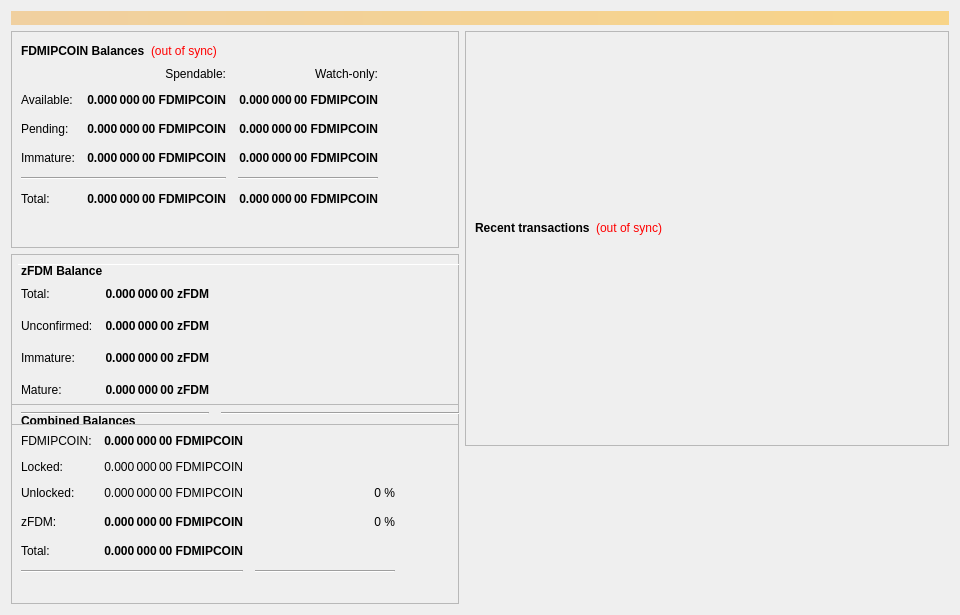
Qt form src/qt/forms/overviewpage.ui (magocoin/fundamental) before a commit.
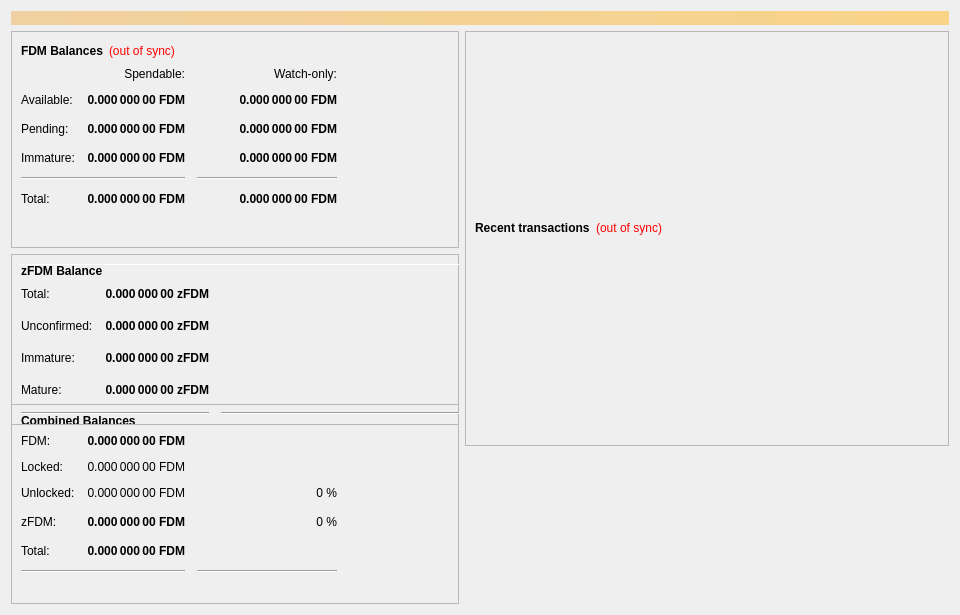
The same form after that commit.

```diff
--- a/src/qt/forms/overviewpage.ui
+++ b/src/qt/forms/overviewpage.ui
@@ -60,7 +60,7 @@
                </font>
               </property>
               <property name="text">
-               <string>FDMIPCOIN Balances</string>
+               <string>FDM Balances</string>
               </property>
              </widget>
             </item>
@@ -118,7 +118,7 @@
                <string>Unconfirmed transactions to watch-only addresses</string>
               </property>
               <property name="text">
-               <string notr="true">0.000 000 00 FDMIPCOIN</string>
+               <string notr="true">0.000 000 00 FDM</string>
               </property>
               <property name="alignment">
                <set>Qt::AlignRight|Qt::AlignTrailing|Qt::AlignVCenter</set>
@@ -143,7 +143,7 @@
                <string>Total of transactions that have yet to be confirmed, and do not yet count toward the spendable balance</string>
               </property>
               <property name="text">
-               <string notr="true">0.000 000 00 FDMIPCOIN</string>
+               <string notr="true">0.000 000 00 FDM</string>
               </property>
               <property name="alignment">
                <set>Qt::AlignRight|Qt::AlignTrailing|Qt::AlignVCenter</set>
@@ -168,7 +168,7 @@
                <string>Staked or masternode rewards in watch-only addresses that has not yet matured</string>
               </property>
               <property name="text">
-               <string notr="true">0.000 000 00 FDMIPCOIN</string>
+               <string notr="true">0.000 000 00 FDM</string>
               </property>
               <property name="alignment">
                <set>Qt::AlignRight|Qt::AlignTrailing|Qt::AlignVCenter</set>
@@ -226,7 +226,7 @@
                <string>Staked or masternode rewards that has not yet matured</string>
               </property>
               <property name="text">
-               <string notr="true">0.000 000 00 FDMIPCOIN</string>
+               <string notr="true">0.000 000 00 FDM</string>
               </property>
               <property name="alignment">
                <set>Qt::AlignRight|Qt::AlignTrailing|Qt::AlignVCenter</set>
@@ -271,7 +271,7 @@
                <string>Your current total balance</string>
               </property>
               <property name="text">
-               <string notr="true">0.000 000 00 FDMIPCOIN</string>
+               <string notr="true">0.000 000 00 FDM</string>
               </property>
               <property name="alignment">
                <set>Qt::AlignRight|Qt::AlignTrailing|Qt::AlignVCenter</set>
@@ -296,7 +296,7 @@
                <string>Current total balance in watch-only addresses</string>
               </property>
               <property name="text">
-               <string notr="true">0.000 000 00 FDMIPCOIN</string>
+               <string notr="true">0.000 000 00 FDM</string>
               </property>
               <property name="alignment">
                <set>Qt::AlignRight|Qt::AlignTrailing|Qt::AlignVCenter</set>
@@ -338,7 +338,7 @@
                <string>Your current spendable balance</string>
               </property>
               <property name="text">
-               <string notr="true">0.000 000 00 FDMIPCOIN</string>
+               <string notr="true">0.000 000 00 FDM</string>
               </property>
               <property name="alignment">
                <set>Qt::AlignRight|Qt::AlignTrailing|Qt::AlignVCenter</set>
@@ -363,7 +363,7 @@
                <string>Your current balance in watch-only addresses</string>
               </property>
               <property name="text">
-               <string notr="true">0.000 000 00 FDMIPCOIN</string>
+               <string notr="true">0.000 000 00 FDM</string>
               </property>
               <property name="alignment">
                <set>Qt::AlignRight|Qt::AlignTrailing|Qt::AlignVCenter</set>
@@ -963,7 +963,7 @@
                 <string>Total of transactions that have yet to be confirmed, and do not yet count toward the spendable balance</string>
                </property>
                <property name="text">
-                <string notr="true">0.000 000 00 FDMIPCOIN</string>
+                <string notr="true">0.000 000 00 FDM</string>
                </property>
                <property name="alignment">
                 <set>Qt::AlignRight|Qt::AlignTrailing|Qt::AlignVCenter</set>
@@ -988,7 +988,7 @@
                 <string>Total Balance, including unconfirmed and immature coins.</string>
                </property>
                <property name="text">
-                <string notr="true">0.000 000 00 FDMIPCOIN</string>
+                <string notr="true">0.000 000 00 FDM</string>
                </property>
                <property name="alignment">
                 <set>Qt::AlignRight|Qt::AlignTrailing|Qt::AlignVCenter</set>
@@ -1021,7 +1021,7 @@
              <item row="1" column="0">
               <widget class="QLabel" name="labelBalanceTextz">
                <property name="text">
-                <string>FDMIPCOIN:</string>
+                <string>FDM:</string>
                </property>
               </widget>
              </item>
@@ -1040,7 +1040,7 @@
                 <string>Your current spendable balance</string>
                </property>
                <property name="text">
-                <string notr="true">0.000 000 00 FDMIPCOIN</string>
+                <string notr="true">0.000 000 00 FDM</string>
                </property>
                <property name="alignment">
                 <set>Qt::AlignRight|Qt::AlignTrailing|Qt::AlignVCenter</set>
@@ -1090,7 +1090,7 @@
                 <string>Locked FDMIPCOIN or Masternode collaterals. These are excluded from zFDM minting.</string>
                </property>
                <property name="text">
-                <string>0.000 000 00 FDMIPCOIN</string>
+                <string>0.000 000 00 FDM</string>
                </property>
                <property name="alignment">
                 <set>Qt::AlignRight|Qt::AlignTrailing|Qt::AlignVCenter</set>
@@ -1123,7 +1123,7 @@
                 <string>Unlocked FDMIPCOINs. These can be used for zFDM minting.</string>
                </property>
                <property name="text">
-                <string>0.000 000 00 FDMIPCOIN</string>
+                <string>0.000 000 00 FDM</string>
                </property>
                <property name="alignment">
                 <set>Qt::AlignRight|Qt::AlignTrailing|Qt::AlignVCenter</set>
```
Left out of the diff: 10 changed lines with no effect on the pictures.
